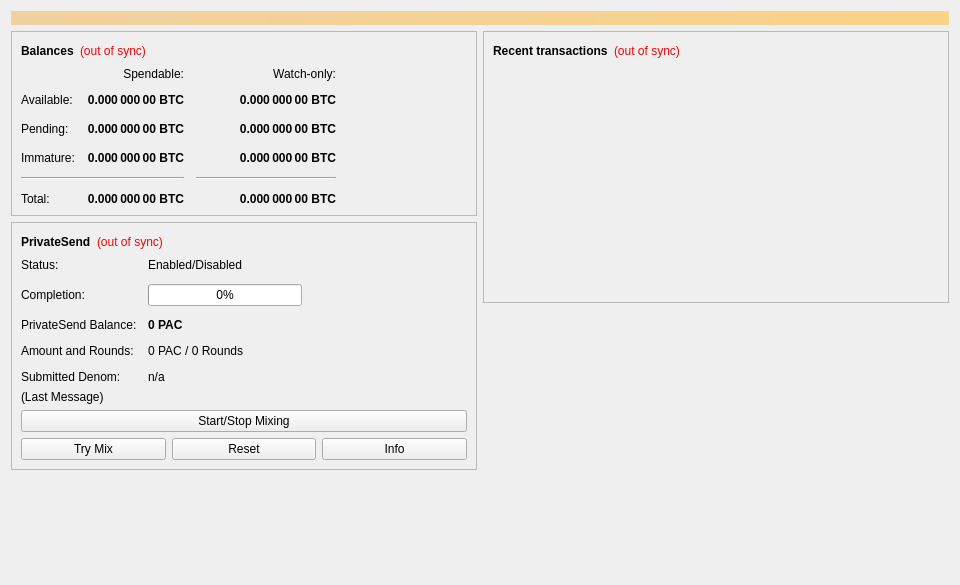
Old version of the form src/qt/forms/overviewpage.ui in the repository PACCommunity/PAC.
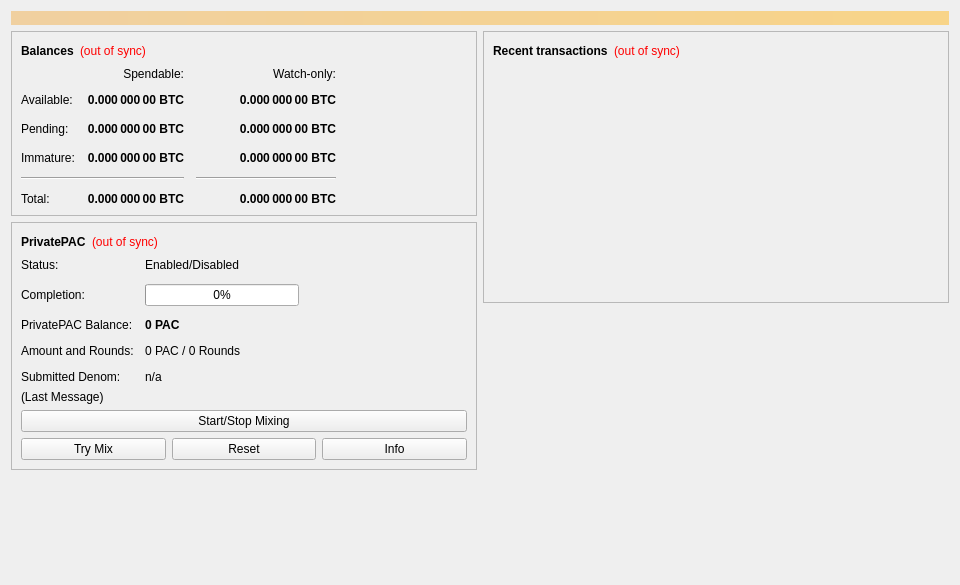
New version of the form.

Commit message: InstantPAC and PrivatePAC strings

Diff of the .ui file:
```diff
--- a/src/qt/forms/overviewpage.ui
+++ b/src/qt/forms/overviewpage.ui
@@ -418,7 +418,7 @@
                </font>
               </property>
               <property name="text">
-               <string>PrivateSend</string>
+               <string>PrivatePAC</string>
               </property>
              </widget>
             </item>
@@ -501,7 +501,7 @@
             <item row="2" column="0">
              <widget class="QLabel" name="labelAnonymizedText">
               <property name="text">
-               <string>PrivateSend Balance:</string>
+               <string>PrivatePAC Balance:</string>
               </property>
              </widget>
             </item>
```
Left out of the diff: 6 changed lines with no effect on the pictures. The commit also changes 61 other files.
